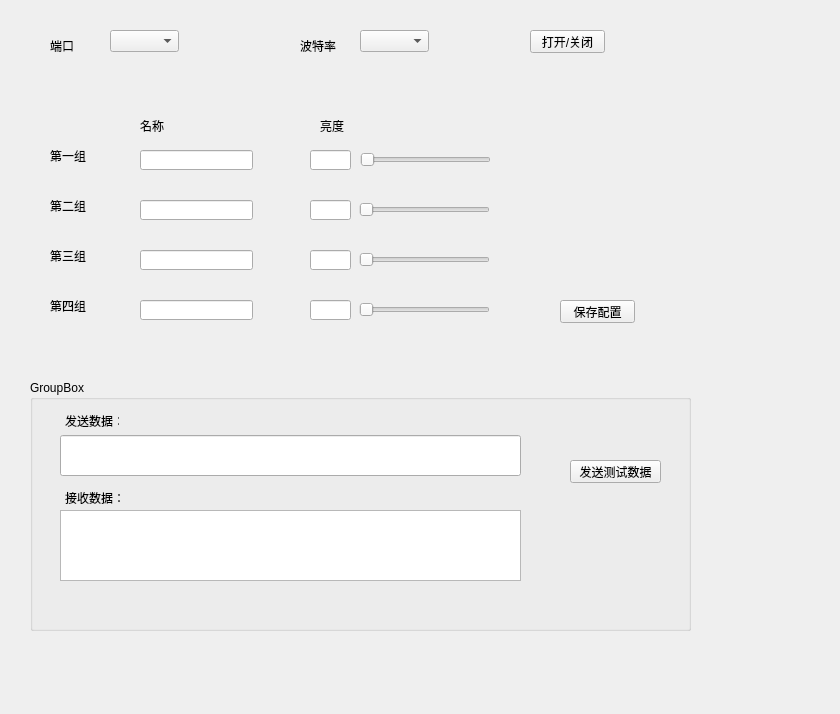
chuandongxu/AOI, file LightModule/devicefrom.ui: the form before one commit.
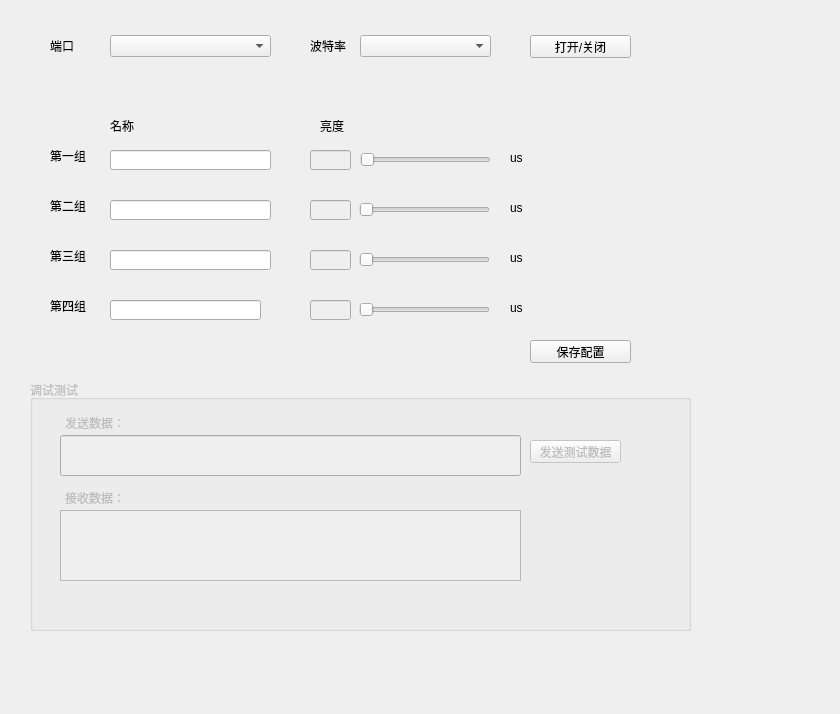
The form after the commit.

What changed in the file:
```diff
--- a/LightModule/devicefrom.ui
+++ b/LightModule/devicefrom.ui
@@ -16,7 +16,7 @@
   <widget class="QLabel" name="label">
    <property name="geometry">
     <rect>
-     <x>140</x>
+     <x>110</x>
      <y>120</y>
      <width>54</width>
      <height>12</height>
@@ -94,9 +94,9 @@
   <widget class="QLineEdit" name="lineEdit">
    <property name="geometry">
     <rect>
-     <x>140</x>
+     <x>110</x>
      <y>150</y>
-     <width>113</width>
+     <width>161</width>
      <height>20</height>
     </rect>
    </property>
@@ -104,9 +104,9 @@
   <widget class="QLineEdit" name="lineEdit_2">
    <property name="geometry">
     <rect>
-     <x>140</x>
+     <x>110</x>
      <y>200</y>
-     <width>113</width>
+     <width>161</width>
      <height>20</height>
     </rect>
    </property>
@@ -114,9 +114,9 @@
   <widget class="QLineEdit" name="lineEdit_3">
    <property name="geometry">
     <rect>
-     <x>140</x>
+     <x>110</x>
      <y>250</y>
-     <width>113</width>
+     <width>161</width>
      <height>20</height>
     </rect>
    </property>
@@ -124,9 +124,9 @@
   <widget class="QLineEdit" name="lineEdit_4">
    <property name="geometry">
     <rect>
-     <x>140</x>
+     <x>110</x>
      <y>300</y>
-     <width>113</width>
+     <width>151</width>
      <height>20</height>
     </rect>
    </property>
@@ -141,7 +141,7 @@
     </rect>
    </property>
    <property name="maximum">
-    <number>255</number>
+    <number>1000</number>
    </property>
    <property name="orientation">
     <enum>Qt::Horizontal</enum>
@@ -157,7 +157,7 @@
     </rect>
    </property>
    <property name="maximum">
-    <number>255</number>
+    <number>1000</number>
    </property>
    <property name="orientation">
     <enum>Qt::Horizontal</enum>
@@ -173,7 +173,7 @@
     </rect>
    </property>
    <property name="maximum">
-    <number>255</number>
+    <number>1000</number>
    </property>
    <property name="orientation">
     <enum>Qt::Horizontal</enum>
@@ -189,7 +189,7 @@
     </rect>
    </property>
    <property name="maximum">
-    <number>255</number>
+    <number>1000</number>
    </property>
    <property name="orientation">
     <enum>Qt::Horizontal</enum>
@@ -199,8 +199,8 @@
    <property name="geometry">
     <rect>
      <x>110</x>
-     <y>30</y>
-     <width>69</width>
+     <y>35</y>
+     <width>161</width>
      <height>22</height>
     </rect>
    </property>
@@ -209,8 +209,8 @@
    <property name="geometry">
     <rect>
      <x>360</x>
-     <y>30</y>
-     <width>69</width>
+     <y>35</y>
+     <width>131</width>
      <height>22</height>
     </rect>
    </property>
@@ -231,7 +231,7 @@
   <widget class="QLabel" name="label_9">
    <property name="geometry">
     <rect>
-     <x>300</x>
+     <x>310</x>
      <y>40</y>
      <width>54</width>
      <height>12</height>
@@ -245,8 +245,8 @@
    <property name="geometry">
     <rect>
      <x>530</x>
-     <y>30</y>
-     <width>75</width>
+     <y>35</y>
+     <width>101</width>
      <height>23</height>
     </rect>
    </property>
@@ -257,9 +257,9 @@
   <widget class="QPushButton" name="pushButton_3">
    <property name="geometry">
     <rect>
-     <x>560</x>
-     <y>300</y>
-     <width>75</width>
+     <x>530</x>
+     <y>340</y>
+     <width>101</width>
      <height>23</height>
     </rect>
    </property>
@@ -268,6 +268,9 @@
    </property>
   </widget>
   <widget class="QLineEdit" name="lineEdit_6">
+   <property name="enabled">
+    <bool>false</bool>
+   </property>
    <property name="geometry">
     <rect>
      <x>310</x>
@@ -281,6 +284,9 @@
    </property>
   </widget>
   <widget class="QLineEdit" name="lineEdit_7">
+   <property name="enabled">
+    <bool>false</bool>
+   </property>
    <property name="geometry">
     <rect>
      <x>310</x>
@@ -294,6 +300,9 @@
    </property>
   </widget>
   <widget class="QLineEdit" name="lineEdit_8">
+   <property name="enabled">
+    <bool>false</bool>
+   </property>
    <property name="geometry">
     <rect>
      <x>310</x>
@@ -307,6 +316,9 @@
    </property>
   </widget>
   <widget class="QLineEdit" name="lineEdit_9">
+   <property name="enabled">
+    <bool>false</bool>
+   </property>
    <property name="geometry">
     <rect>
      <x>310</x>
@@ -320,6 +332,9 @@
    </property>
   </widget>
   <widget class="QGroupBox" name="groupBox">
+   <property name="enabled">
+    <bool>false</bool>
+   </property>
    <property name="geometry">
     <rect>
      <x>30</x>
@@ -329,7 +344,7 @@
     </rect>
    </property>
    <property name="title">
-    <string>GroupBox</string>
+    <string>调试测试</string>
    </property>
    <widget class="QTextEdit" name="textEdit">
     <property name="geometry">
@@ -347,8 +362,8 @@
    <widget class="QPushButton" name="pushButton_2">
     <property name="geometry">
      <rect>
-      <x>540</x>
-      <y>80</y>
+      <x>500</x>
+      <y>60</y>
       <width>91</width>
       <height>23</height>
      </rect>
@@ -372,8 +387,8 @@
      <rect>
       <x>35</x>
       <y>35</y>
-      <width>54</width>
-      <height>12</height>
+      <width>91</width>
+      <height>16</height>
      </rect>
     </property>
     <property name="text">
@@ -385,7 +400,7 @@
      <rect>
       <x>35</x>
       <y>110</y>
-      <width>71</width>
+      <width>81</width>
       <height>16</height>
      </rect>
     </property>
@@ -394,6 +409,58 @@
     </property>
    </widget>
   </widget>
+  <widget class="QLabel" name="label_11">
+   <property name="geometry">
+    <rect>
+     <x>510</x>
+     <y>150</y>
+     <width>31</width>
+     <height>16</height>
+    </rect>
+   </property>
+   <property name="text">
+    <string>us</string>
+   </property>
+  </widget>
+  <widget class="QLabel" name="label_12">
+   <property name="geometry">
+    <rect>
+     <x>510</x>
+     <y>200</y>
+     <width>31</width>
+     <height>16</height>
+    </rect>
+   </property>
+   <property name="text">
+    <string>us</string>
+   </property>
+  </widget>
+  <widget class="QLabel" name="label_13">
+   <property name="geometry">
+    <rect>
+     <x>510</x>
+     <y>250</y>
+     <width>31</width>
+     <height>16</height>
+    </rect>
+   </property>
+   <property name="text">
+    <string>us</string>
+   </property>
+  </widget>
+  <widget class="QLabel" name="label_14">
+   <property name="geometry">
+    <rect>
+     <x>510</x>
+     <y>300</y>
+     <width>31</width>
+     <height>16</height>
+    </rect>
+   </property>
+   <property name="text">
+    <string>us</string>
+   </property>
+  </widget>
  </widget>
  <layoutdefault spacing="6" margin="11"/>
  <resources/>
```
